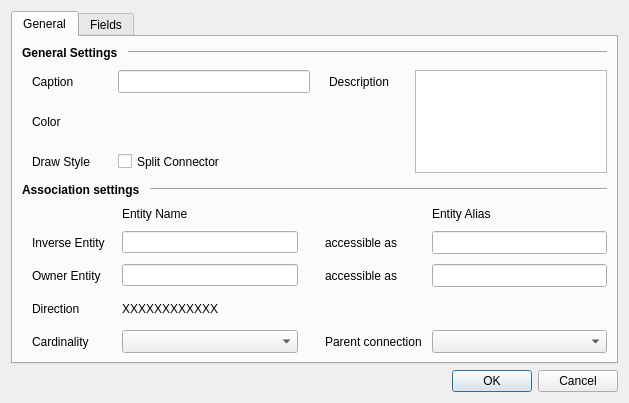
Before: the Qt Designer form src/Gui/ModelEditors/dialogModelAssociationEditor.ui in Atlantic18/skipper-translation, drawn with Qt 5.
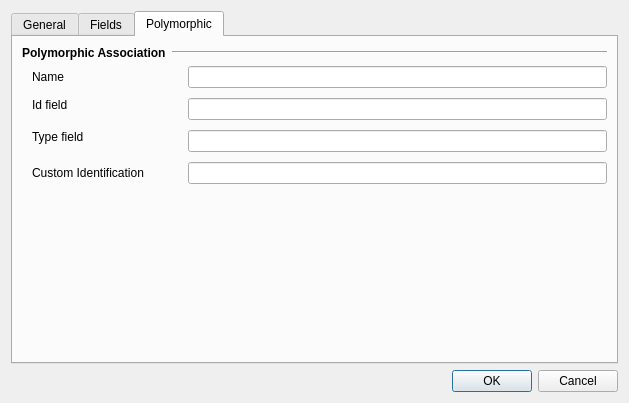
After: the same form once the commit is applied. The open tabs and pages were chosen to show the change. Icons and pictures are not drawn. Custom widgets are drawn as their Qt base class.

```diff
--- a/src/Gui/ModelEditors/dialogModelAssociationEditor.ui
+++ b/src/Gui/ModelEditors/dialogModelAssociationEditor.ui
@@ -200,7 +200,7 @@
             <enum>QFrame::NoFrame</enum>
            </property>
            <property name="text">
-            <string>Association settings</string>
+            <string>Association Settings</string>
            </property>
           </widget>
          </item>
@@ -503,6 +503,119 @@
        </item>
       </layout>
      </widget>
+     <widget class="QWidget" name="tabPolymorph">
+      <attribute name="icon">
+       <iconset resource="../../Images/skipperImages.qrc">
+        <normaloff>:/ModelObjects/association_16.png</normaloff>:/ModelObjects/association_16.png</iconset>
+      </attribute>
+      <attribute name="title">
+       <string>Polymorphic</string>
+      </attribute>
+      <layout class="QVBoxLayout" name="verticalLayout_4">
+       <item>
+        <layout class="QHBoxLayout" name="layoutAssocFields_2">
+         <item>
+          <widget class="QLabel" name="labelPolymorphicCaption">
+           <property name="sizePolicy">
+            <sizepolicy hsizetype="Maximum" vsizetype="Preferred">
+             <horstretch>0</horstretch>
+             <verstretch>0</verstretch>
+            </sizepolicy>
+           </property>
+           <property name="font">
+            <font>
+             <weight>75</weight>
+             <bold>true</bold>
+            </font>
+           </property>
+           <property name="frameShape">
+            <enum>QFrame::NoFrame</enum>
+           </property>
+           <property name="text">
+            <string>Polymorphic Association</string>
+           </property>
+          </widget>
+         </item>
+         <item>
+          <widget class="Line" name="labelPolymorphicCaption2">
+           <property name="orientation">
+            <enum>Qt::Horizontal</enum>
+           </property>
+          </widget>
+         </item>
+        </layout>
+       </item>
+       <item>
+        <layout class="QGridLayout" name="gridFields_2" columnminimumwidth="150,0">
+         <property name="leftMargin">
+          <number>10</number>
+         </property>
+         <property name="verticalSpacing">
+          <number>10</number>
+         </property>
+         <item row="2" column="1">
+          <widget class="QLineEdit" name="editPolymorphicTypeField"/>
+         </item>
+         <item row="1" column="0">
+          <widget class="QLabel" name="labelFieldId">
+           <property name="text">
+            <string>Id field</string>
+           </property>
+           <property name="alignment">
+            <set>Qt::AlignLeading|Qt::AlignLeft|Qt::AlignTop</set>
+           </property>
+          </widget>
+         </item>
+         <item row="1" column="1">
+          <widget class="QLineEdit" name="editPolymorphicIdField"/>
+         </item>
+         <item row="0" column="0">
+          <widget class="QLabel" name="labelPolymorphicName">
+           <property name="text">
+            <string>Name</string>
+           </property>
+          </widget>
+         </item>
+         <item row="2" column="0">
+          <widget class="QLabel" name="labelFieldType">
+           <property name="text">
+            <string>Type field</string>
+           </property>
+           <property name="alignment">
+            <set>Qt::AlignLeading|Qt::AlignLeft|Qt::AlignTop</set>
+           </property>
+          </widget>
+         </item>
+         <item row="3" column="1">
+          <widget class="QLineEdit" name="editPolymorphicIdentification"/>
+         </item>
+         <item row="3" column="0">
+          <widget class="QLabel" name="labelFieldIdentification">
+           <property name="text">
+            <string>Custom Identification</string>
+           </property>
+          </widget>
+         </item>
+         <item row="0" column="1">
+          <widget class="QLineEdit" name="editPolymorphicName"/>
+         </item>
+        </layout>
+       </item>
+       <item>
+        <spacer name="verticalSpacer_2">
+         <property name="orientation">
+          <enum>Qt::Vertical</enum>
+         </property>
+         <property name="sizeHint" stdset="0">
+          <size>
+           <width>20</width>
+           <height>40</height>
+          </size>
+         </property>
+        </spacer>
+       </item>
+      </layout>
+     </widget>
     </widget>
    </item>
    <item>
```
Left out of the diff: 12 changed lines with no effect on the pictures.
